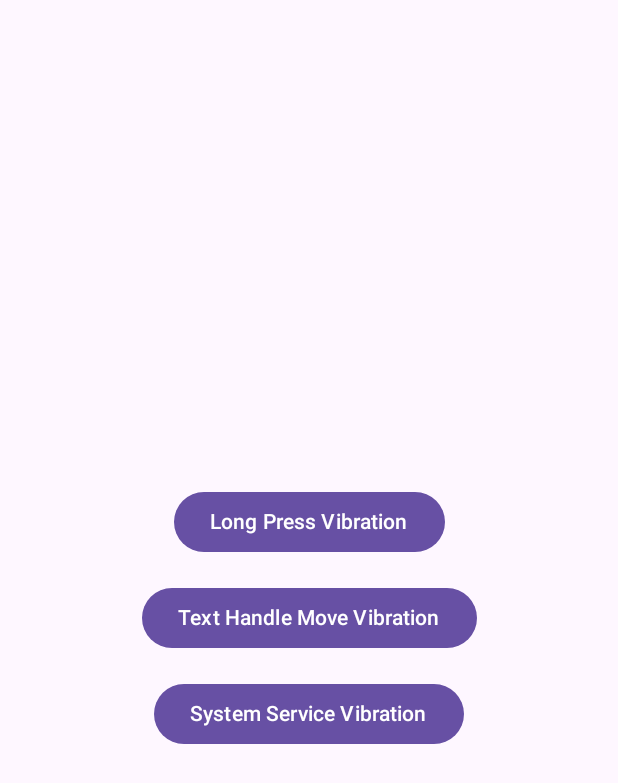
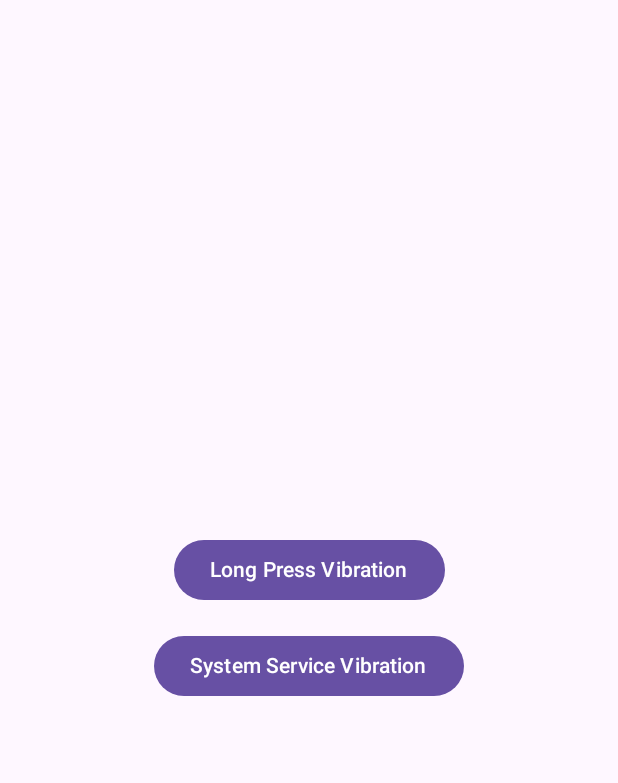
Before and after one commit to HCLDevTeam/VibrationComposeCUJ, an Android app built with Jetpack Compose: the screen it shows after launch (MainActivity), on a phone screen of 412 x 824 dp. Shown: the top 783 px of the screen. Run offline under Robolectric (Android 15) with nearby library versions, the phone set to English and light mode, and no system bars; libraries missing offline, so code that uses them is left out: com.example; missing, so only their content is drawn: VibrationPOCTheme.

Commit message:
Update MainActivity.kt
Remove extra code

```diff
--- a/app/src/main/java/com/example/VibrationPOC/MainActivity.kt
+++ b/app/src/main/java/com/example/VibrationPOC/MainActivity.kt
@@ -64,15 +64,7 @@ fun VibrationCookbook() {
         }
         Spacer(modifier = Modifier.height(16.dp)) // Adjust the spacing as needed
 
-        Button(modifier = Modifier.align(Alignment.CenterHorizontally), onClick = {
-            haptic.performHapticFeedback(HapticFeedbackType.TextHandleMove)
-        }) {
-            Text("Text Handle Move Vibration")
-        }
-        Spacer(modifier = Modifier.height(16.dp)) // Adjust the spacing as needed
-
         // Vibrate using Framework VibratorManager
-        // Requires VIBRATE permission
         val context = LocalContext.current
         val vibrator =  // Requires Context to be passed
             context.getSystemService(Context.VIBRATOR_MANAGER_SERVICE) as VibratorManager
```
